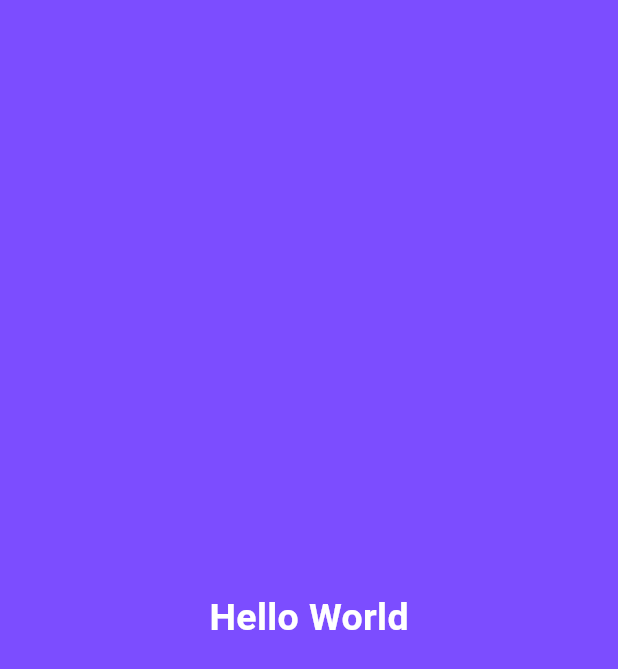
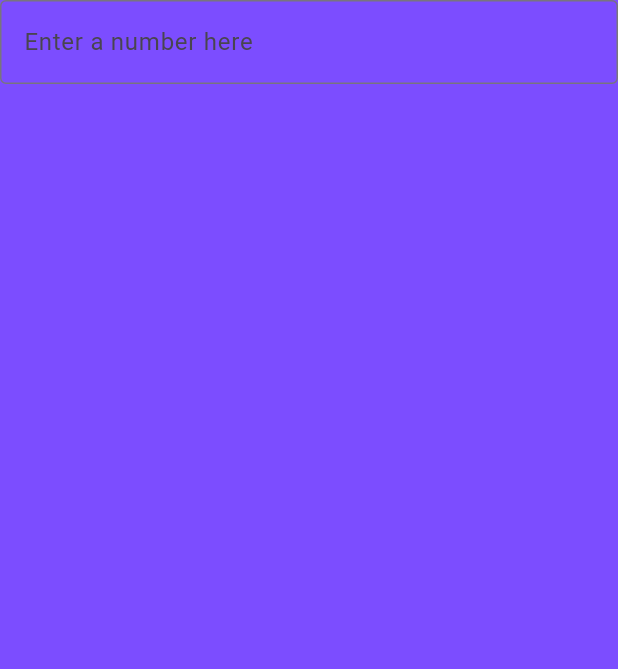
Before and after one commit to kumarnandwalkar/flutter-repo, a Flutter app: the screen it shows after launch, on a phone screen of 412 x 824 dp. Shown: the top 669 px of the screen. Run offline on Flutter 3.47's test engine with Material 3 defaults, Android fonts, the phone set to English and light mode, and no system bars.

```diff
--- /dev/null
+++ b/flutter_tutorial/lib/view/Calculator_View.dart
@@ -0,0 +1,32 @@
+import 'package:flutter/material.dart';
+
+class CalculatorView extends StatelessWidget {
+  const CalculatorView({super.key});
+ // remember we always have to write the code in return section
+  @override
+  Widget build(BuildContext context) {
+    // there are three types of things here
+    // 1. column (ek ke niche ek) can have multiple itmes thats why childrens is used
+    // 2. row (aaju baaju me, left-right)
+    // 3. Stack (ek ke andar ek, jo upar se dekhne par stack lagta hai
+    // like box ke andar box)
+
+
+    // now we are building a caclulator,
+    // we should have  display and buttons mainly
+    return const Column(
+      children: [
+      TextField(
+        decoration: InputDecoration(
+          border: OutlineInputBorder(),
+          hintText: "0",
+          labelText: "Enter a number here",
+        ),
+      ),
+// in textfield is a place where the text is displayed and it has
+      // a parameter called decoration in which it has inputdecoration
+        // and in that u can add the further properties
+      ],
+    );
+  }
+}
--- a/flutter_tutorial/lib/view/HomeView.dart
+++ b/flutter_tutorial/lib/view/HomeView.dart
@@ -1,15 +1,17 @@
 import 'package:flutter/material.dart';
+import 'package:flutter_tutorial/view/Calculator_View.dart';
 
 class HomeView extends StatelessWidget {
   const HomeView({super.key});
 
   @override
   Widget build(BuildContext context) {
+    // so theres something called material, scaffold in scaffold we
+    // have a body and in material we have child
     return Material( // material is also a type of widget and accepts another widget as parameter
       child: Container(
         color: Colors.deepPurpleAccent,
-        child: const Center(child: Text ("Hello World" , style: TextStyle (fontWeight: FontWeight.bold, fontSize: 25, color: Colors.white), )),
-
+        child: const CalculatorView(),
       ),
     );
   }
```
Also changed, not shown: 1 other file.
